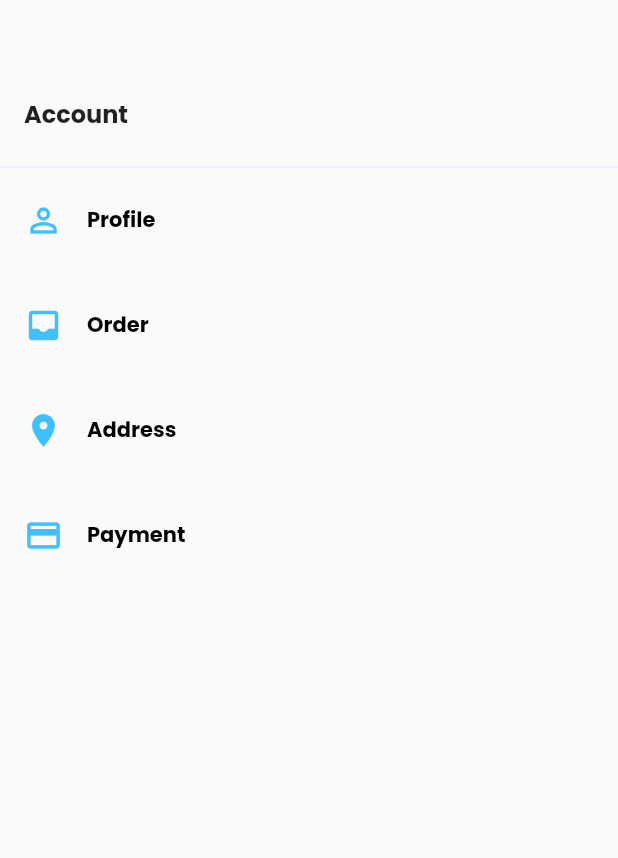
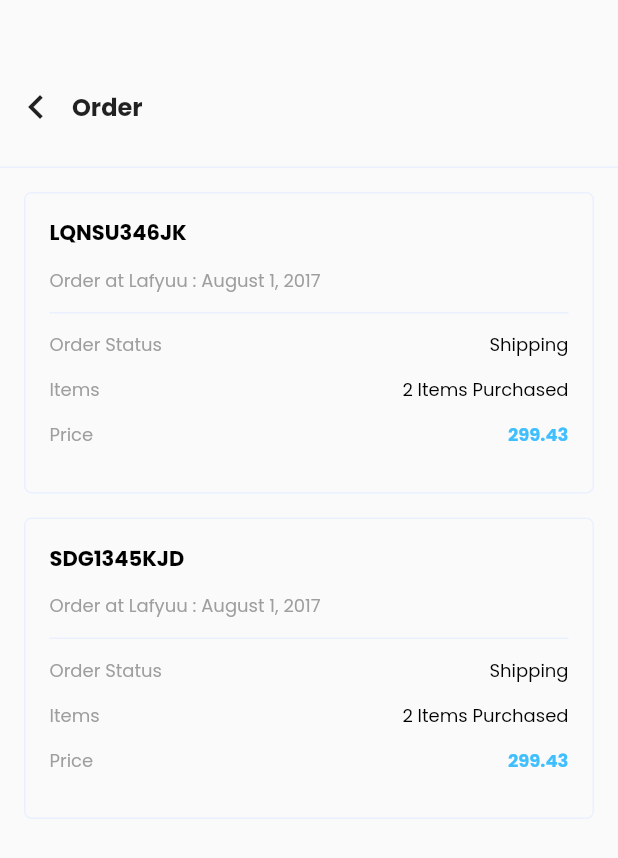
Before and after one commit to aamaulana10/aressaCommerce, a Flutter app: the AccountView screen opened directly, after a tap on "Order", on a phone screen of 412 x 824 dp. Shown: the top 858 px of the screen. Run offline on Flutter 3.47's test engine with Material 2 defaults, Android fonts, the light colour scheme and no system bars; our stand-ins replace flutter_rating_bar, shared_preferences; accounts and stored records are empty.

Commit message:
new update

```diff
--- a/lib/feature/account/view/accountView.dart
+++ b/lib/feature/account/view/accountView.dart
@@ -1,4 +1,5 @@
 import 'package:aressa_commerce/feature/account/view/adddressView/addressView.dart';
+import 'package:aressa_commerce/feature/account/view/orderView/orderView.dart';
 import 'package:aressa_commerce/feature/account/view/paymentView/paymentView.dart';
 import 'package:aressa_commerce/feature/account/view/profileView/profileView.dart';
 import 'package:aressa_commerce/util/config/color/colorConfig.dart';
@@ -25,16 +26,20 @@ class _AccountViewState extends State<AccountView> {
     Navigator.of(context).push(MaterialPageRoute(builder: (context) => PaymentView()));
   }
 
+  void gotoOrderView() {
+    Navigator.of(context).push(MaterialPageRoute(builder: (context) => OrderView()));
+  }
+
   Widget appBar() {
 
     return Container(
-        height: 80,
+        height: 70,
         child: Column(
           crossAxisAlignment: CrossAxisAlignment.start,
           children: [
             Expanded(
               child: Container(
-                padding: EdgeInsets.only(right: 16, left: 16, top: 32),
+                padding: EdgeInsets.only(right: 16, left: 16, top: 20),
                 child: Text("Account",
                     style: TextStyle(
                       fontSize: 16,
@@ -86,7 +91,7 @@ class _AccountViewState extends State<AccountView> {
           Container(
             height: 70,
             child: InkWell(
-              onTap: ()=> {print("order")},
+              onTap: ()=> {this.gotoOrderView()},
               child: Container(
                 child: Row(
                   children: [
--- /dev/null
+++ b/lib/feature/account/view/orderView/orderView.dart
@@ -0,0 +1,288 @@
+import 'package:aressa_commerce/util/config/color/colorConfig.dart';
+import 'package:flutter/cupertino.dart';
+import 'package:flutter/material.dart';
+
+class OrderView extends StatefulWidget {
+
+  @override
+  _OrderViewState createState() => _OrderViewState();
+}
+
+class _OrderViewState extends State<OrderView> {
+
+  Widget appBar() {
+
+    return Container(
+        height: 80,
+        child: Column(
+          children: [
+            Expanded(
+              child: Container(
+                padding: EdgeInsets.only(right: 16),
+                child: Row(
+                  children: [
+                    IconButton(
+                      onPressed: () => {Navigator.of(context).pop()},
+                      icon: Icon(Icons.chevron_left),
+                      iconSize: 32,
+                    ),
+                    Expanded(
+                      child: Text("Order", style: TextStyle(
+                        fontSize: 16,
+                        fontFamily: 'PoppinsBold',
+                      )),
+                    ),
+                  ],
+                ),
+              ),
+            ),
+            Container(
+              height: 1,
+              color: ColorConfig.borderColor,
+            )
+          ],
+        )
+    );
+  }
+
+  Widget content() {
+    return Container(
+      margin: EdgeInsets.only(left: 16, right: 16, top: 16),
+      child: Column(
+        children: [
+          Container(
+            height: 201,
+            width: MediaQuery.of(context).size.width,
+            padding: EdgeInsets.all(16),
+            decoration: BoxDecoration(
+                borderRadius: BorderRadius.circular(5),
+                color: ColorConfig.colorTransparent,
+                border: Border.all(
+                  color: ColorConfig.borderColor,
+                )),
+            child: Column(
+              crossAxisAlignment: CrossAxisAlignment.start,
+              children: [
+                Text("LQNSU346JK",
+                style: TextStyle(
+                  color: ColorConfig.colorBlack,
+                  fontFamily: 'PoppinsBold',
+                  fontSize: 14,
+                )),
+                Container(
+                  margin: EdgeInsets.only(top: 12),
+                  child: Text("Order at Lafyuu : August 1, 2017",
+                  style: TextStyle(
+                    color: ColorConfig.colorGrey,
+                    fontSize: 12,
+                    fontFamily: 'PoppinsRegular'
+                  )),
+                ),
+                Container(
+                  margin: EdgeInsets.only(top: 12),
+                  height: 1,
+                  color: ColorConfig.borderColor,
+                ),
+                Container(
+                  margin: EdgeInsets.only(top: 12),
+                  child: Row(
+                    children: [
+                      Expanded(
+                        child: Container(
+                          child: Column(
+                            crossAxisAlignment: CrossAxisAlignment.start,
+                            children: [
+                              Text("Order Status",
+                              style: TextStyle(
+                                color: ColorConfig.colorGrey,
+                                fontSize: 12,
+                                fontFamily: 'PoppinsRegular'
+                              )),
+                              Container(
+                                margin: EdgeInsets.only(top: 12),
+                                child: Text("Items",
+                                style: TextStyle(
+                                  color: ColorConfig.colorGrey,
+                                  fontSize: 12,
+                                  fontFamily: 'PoppinsRegular'
+                                )),
+                              ),
+                              Container(
+                                margin: EdgeInsets.only(top: 12),
+                                child: Text("Price",
+                                style: TextStyle(
+                                  color: ColorConfig.colorGrey,
+                                  fontSize: 12,
+                                  fontFamily: 'PoppinsRegular'
+                                )),
+                              )
+                            ],
+                          ),
+                        ),
+                      ),
+                      Container(
+                        child: Column(
+                          crossAxisAlignment: CrossAxisAlignment.end,
+                          children: [
+                            Text("Shipping",
+                                style: TextStyle(
+                                    color: ColorConfig.colorBlack,
+                                    fontSize: 12,
+                                    fontFamily: 'PoppinsRegular'
+                                )),
+                            Container(
+                              margin: EdgeInsets.only(top: 12),
+                              child: Text("2 Items Purchased",
+                                  style: TextStyle(
+                                      color: ColorConfig.colorBlack,
+                                      fontSize: 12,
+                                      fontFamily: 'PoppinsRegular'
+                                  )),
+                            ),
+                            Container(
+                              margin: EdgeInsets.only(top: 12),
+                              child: Text("299.43",
+                                  style: TextStyle(
+                                      color: ColorConfig.bluePrimary,
+                                      fontSize: 12,
+                                      fontFamily: 'PoppinsBold'
+                                  )),
+                            )
+                          ],
+                        ),
+                      ),
+                    ],
+                  ),
+                )
+              ],
+            ),
+          ),
+          Container(
+            height: 201,
+            margin: EdgeInsets.only(top: 16),
+            width: MediaQuery.of(context).size.width,
+            padding: EdgeInsets.all(16),
+            decoration: BoxDecoration(
+                borderRadius: BorderRadius.circular(5),
+                color: ColorConfig.colorTransparent,
+                border: Border.all(
+                  color: ColorConfig.borderColor,
+                )),
+            child: Column(
+              crossAxisAlignment: CrossAxisAlignment.start,
+              children: [
+                Text("SDG1345KJD",
+                    style: TextStyle(
+                      color: ColorConfig.colorBlack,
+                      fontFamily: 'PoppinsBold',
+                      fontSize: 14,
+                    )),
+                Container(
+                  margin: EdgeInsets.only(top: 12),
+                  child: Text("Order at Lafyuu : August 1, 2017",
+                      style: TextStyle(
+                          color: ColorConfig.colorGrey,
+                          fontSize: 12,
+                          fontFamily: 'PoppinsRegular'
+                      )),
+                ),
+                Container(
+                  margin: EdgeInsets.only(top: 12),
+                  height: 1,
+                  color: ColorConfig.borderColor,
+                ),
+                Container(
+                  margin: EdgeInsets.only(top: 12),
+                  child: Row(
+                    children: [
+                      Expanded(
+                        child: Container(
+                          child: Column(
+                            crossAxisAlignment: CrossAxisAlignment.start,
+                            children: [
+                              Text("Order Status",
+                                  style: TextStyle(
+                                      color: ColorConfig.colorGrey,
+                                      fontSize: 12,
+                                      fontFamily: 'PoppinsRegular'
+                                  )),
+                              Container(
+                                margin: EdgeInsets.only(top: 12),
+                                child: Text("Items",
+                                    style: TextStyle(
+                                        color: ColorConfig.colorGrey,
+                                        fontSize: 12,
+                                        fontFamily: 'PoppinsRegular'
+                                    )),
+                              ),
+                              Container(
+                                margin: EdgeInsets.only(top: 12),
+                                child: Text("Price",
+                                    style: TextStyle(
+                                        color: ColorConfig.colorGrey,
+                                        fontSize: 12,
+                                        fontFamily: 'PoppinsRegular'
+                                    )),
+                              )
+                            ],
+                          ),
+                        ),
+                      ),
+                      Container(
+                        child: Column(
+                          crossAxisAlignment: CrossAxisAlignment.end,
+                          children: [
+                            Text("Shipping",
+                                style: TextStyle(
+                                    color: ColorConfig.colorBlack,
+                                    fontSize: 12,
+                                    fontFamily: 'PoppinsRegular'
+                                )),
+                            Container(
+                              margin: EdgeInsets.only(top: 12),
+                              child: Text("2 Items Purchased",
+                                  style: TextStyle(
+                                      color: ColorConfig.colorBlack,
+                                      fontSize: 12,
+                                      fontFamily: 'PoppinsRegular'
+                                  )),
+                            ),
+                            Container(
+                              margin: EdgeInsets.only(top: 12),
+                              child: Text("299.43",
+                                  style: TextStyle(
+                                      color: ColorConfig.bluePrimary,
+                                      fontSize: 12,
+                                      fontFamily: 'PoppinsBold'
+                                  )),
+                            )
+                          ],
+                        ),
+                      ),
+                    ],
+                  ),
+                )
+              ],
+            ),
+          )
+        ],
+      ),
+    );
+  }
+
+  @override
+  Widget build(BuildContext context) {
+    return Scaffold(
+        body: Container(
+          padding: EdgeInsets.only(top: 32),
+          child: SingleChildScrollView(
+            child: Column(
+              children: [
+                appBar(),
+                content()
+              ],
+            ),
+          ),
+        ));
+  }
+}
--- a/lib/feature/home/view/homeView.dart
+++ b/lib/feature/home/view/homeView.dart
@@ -548,7 +548,7 @@ class _HomeViewState extends State<HomeView> {
                                       fontSize: 10,
                                       fontFamily: 'PoppinsRegular'),
                                   textAlign: TextAlign.center,
-                                  maxLines: 2,
+                                  maxLines: 1,
                                 ),
                                 padding: EdgeInsets.only(top: 10),
                               )
--- a/lib/feature/offer/view/offerView.dart
+++ b/lib/feature/offer/view/offerView.dart
@@ -14,13 +14,13 @@ class _OfferViewState extends State<OfferView> {
   Widget appBar() {
 
     return Container(
-        height: 80,
+        height: 70,
         child: Column(
           crossAxisAlignment: CrossAxisAlignment.start,
           children: [
             Expanded(
               child: Container(
-                padding: EdgeInsets.only(right: 16, left: 16, top: 32),
+                padding: EdgeInsets.only(right: 16, left: 16, top: 20),
                 child: Text("Offer",
                     style: TextStyle(
                       fontSize: 16,
```
Also changed, not shown: lib/feature/account/view/adddressView/addAddressView.dart (+23 -11 lines), lib/feature/account/view/adddressView/addressView.dart (+19 -14 lines), lib/feature/account/view/paymentView/addCardView.dart (+21 -14 lines), lib/feature/account/view/paymentView/creditCardView.dart (+32 -21 lines), lib/feature/account/view/profileView/inputChangePasswordView.dart (+32 -21 lines), lib/feature/account/view/profileView/inputEmailView.dart (+32 -21 lines), lib/feature/cart/view/cartView.dart (+26 -18 lines), lib/feature/cart/view/shipTo.dart (+45 -39 lines), lib/feature/notification/view/notificationView.dart (+12 -9 lines), lib/feature/login/view/loginView.dart (indentation only).
